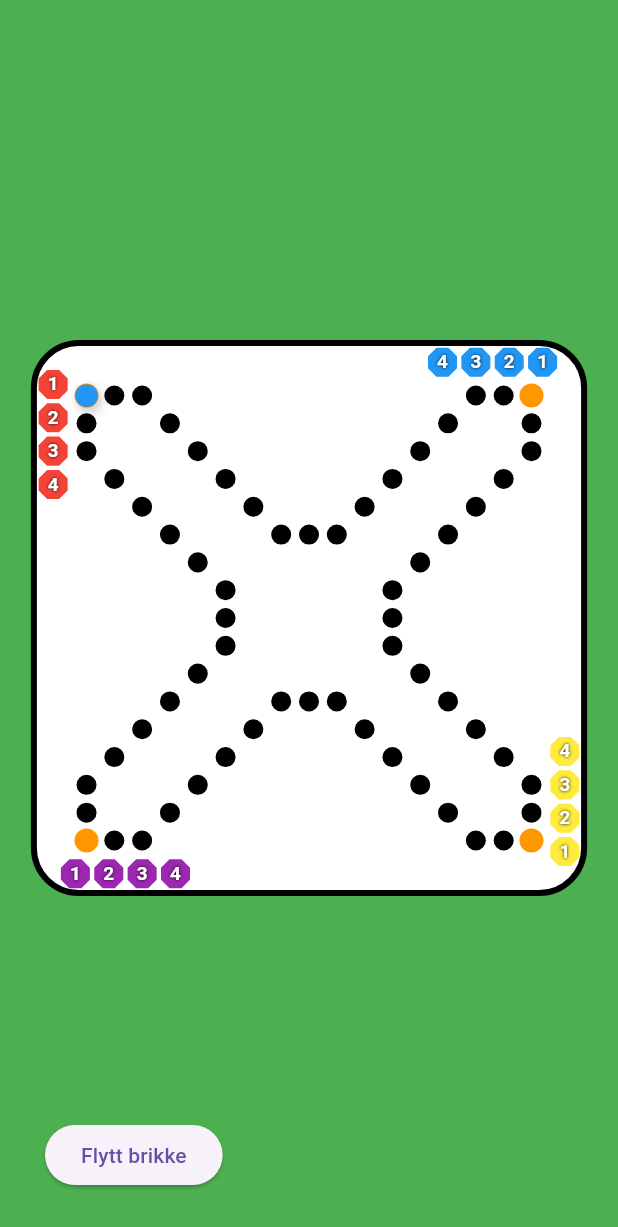
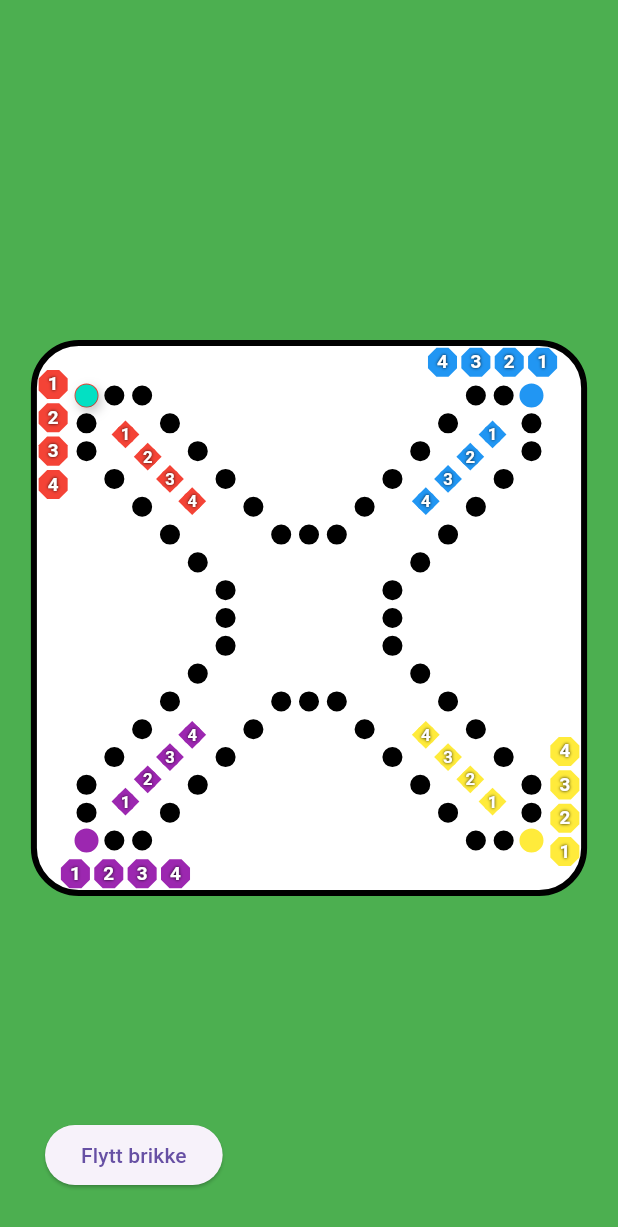
Before and after one commit to SarcasticSir/dog_game, a Flutter app: the screen it shows after launch, on a phone screen of 412 x 824 dp. Shown: the top 1227 px of the screen. Run offline on Flutter 3.47's test engine with Material 3 defaults, Android fonts, the phone set to English and light mode, and no system bars.

Commit message:
Nesten ferdig med layout, fått på plass målfelter også

```diff
--- a/lib/main.dart
+++ b/lib/main.dart
@@ -18,10 +18,11 @@ class DogGameApp extends StatelessWidget {
 
 class Field {
   final Offset relPos;
-  final String type; // 'normal', 'immunity', 'start'
+  final String type; // 'normal', 'immunity', 'start', 'goal'
   final int? startNumber;
   final int? player;
-  Field(this.relPos, this.type, {this.startNumber, this.player});
+  final int? goalNumber;
+  Field(this.relPos, this.type, {this.startNumber, this.player, this.goalNumber});
 }
 
 class DogBoard extends StatefulWidget {
@@ -92,13 +93,44 @@ class _DogBoardState extends State<DogBoard> {
       Field(Offset(0.26, 0.96), 'start', startNumber: 4, player: 4),
     ];
 
+
+    // Målområde/bo-felter, 4 per spiller
+    final List<Field> goalFields = [
+      //Spiller 1
+      Field(Offset(0.17, 0.17), 'goal', goalNumber: 1, player: 1),
+      Field(Offset(0.21, 0.21), 'goal', goalNumber: 2, player: 1),
+      Field(Offset(0.25, 0.25), 'goal', goalNumber: 3, player: 1),
+      Field(Offset(0.29, 0.29), 'goal', goalNumber: 4, player: 1),
+      // Spiller 2
+      Field(Offset(0.83, 0.17), 'goal', goalNumber: 1, player: 2),
+      Field(Offset(0.79, 0.21), 'goal', goalNumber: 2, player: 2),
+      Field(Offset(0.75, 0.25), 'goal', goalNumber: 3, player: 2),
+      Field(Offset(0.71, 0.29), 'goal', goalNumber: 4, player: 2),
+      // Spiller 3
+      Field(Offset(0.83, 0.83), 'goal', goalNumber: 1, player: 3),
+      Field(Offset(0.79, 0.79), 'goal', goalNumber: 2, player: 3),
+      Field(Offset(0.75, 0.75), 'goal', goalNumber: 3, player: 3),
+      Field(Offset(0.71, 0.71), 'goal', goalNumber: 4, player: 3),
+      // Spiller 4
+      Field(Offset(0.17, 0.83), 'goal', goalNumber: 1, player: 4),
+      Field(Offset(0.21, 0.79), 'goal', goalNumber: 2, player: 4),
+      Field(Offset(0.25, 0.75), 'goal', goalNumber: 3, player: 4),
+      Field(Offset(0.29, 0.71), 'goal', goalNumber: 4, player: 4),
+
+
+    ];
+
     return [
       for (int i = 0; i < coords.length; i++)
         Field(
           coords[i],
           ((i == 0) || (i == 16) || (i == 32) || (i == 48)) ? 'immunity' : 'normal',
-        ),
+          player: (i == 0) ? 1 :
+                  (i == 16) ? 2 :
+                  (i == 32) ? 3 :
+                  (i == 48) ? 4 : null,        ),
       ...startFields,
+      ...goalFields,
     ];
   }
 
@@ -145,10 +177,12 @@ class _DogBoardState extends State<DogBoard> {
               if (f.type == 'start') size *= startMultiplier;
 
               Color color;
-              if (f.type == 'immunity') {
-                color = Colors.orange;
-              } else if (f.type == 'start') {
+              if (f.type == 'immunity' || f.type == 'goal' || f.type == 'start') {
                 color = playerStartColor[f.player] ?? Colors.green;
+           //   } else if (f.type == 'start') {
+             //   color = playerStartColor[f.player] ?? Colors.green;
+              //} else if (f.type == 'goal') {
+              //  color = Colors.deepOrange;
               } else {
                 color = Colors.black;
               }
@@ -174,7 +208,28 @@ class _DogBoardState extends State<DogBoard> {
                           border: Border.all(color: Colors.white, width: size * 0.14),
                         ),
                       ),
-                    if (f.type == 'start')
+
+
+                      // Og så tegner du de med en DiamondPainter:
+                    if (f.type == 'goal')
+                      CustomPaint(
+                        size: Size(size, size),
+                        painter: DiamondPainter(color),
+                      ),
+
+                      //Legger til tall
+                    if (f.type == 'goal')
+                      Text(
+                        '${f.goalNumber}',
+                        style: TextStyle(fontWeight: FontWeight.bold,
+                        color: Colors.white,
+                        fontSize: size * 0.6,
+                        shadows: [Shadow(blurRadius: 2, color: Colors.black)],
+                        )
+                      )
+
+
+                    else if (f.type == 'start')
                       Text(
                         '${f.startNumber}',
                         style: TextStyle(
@@ -201,7 +256,7 @@ class _DogBoardState extends State<DogBoard> {
                   width: pieceSize,
                   height: pieceSize,
                   decoration: BoxDecoration(
-                    color: Colors.blue,
+                    color: const Color.fromARGB(255, 3, 224, 195),
                     shape: BoxShape.circle,
                     boxShadow: const [
                       BoxShadow(
@@ -264,6 +319,29 @@ class OctagonPainter extends CustomPainter {
     canvas.drawPath(octagon, fillPaint);
   }
 
+
   @override
-  bool shouldRepaint(covariant CustomPainter oldDelegate) => false;
+  bool shouldRepaint(CustomPainter oldDelegate) => false;
 }
+
+class DiamondPainter extends CustomPainter {
+  final Color fillColor;
+  DiamondPainter(this.fillColor);
+
+  @override
+  void paint(Canvas canvas, Size size) {
+    final Path diamond = Path()
+      ..moveTo(size.width / 2, 0)
+      ..lineTo(size.width, size.height / 2)
+      ..lineTo(size.width / 2, size.height)
+      ..lineTo(0, size.height / 2)
+      ..close();
+    final Paint fillPaint = Paint()
+      ..color = fillColor
+      ..style = PaintingStyle.fill;
+    canvas.drawPath(diamond, fillPaint);
+  }
+
+  @override
+  bool shouldRepaint(CustomPainter oldDelegate) => false;
+}
```
Also changed, not shown: 1 other file.
